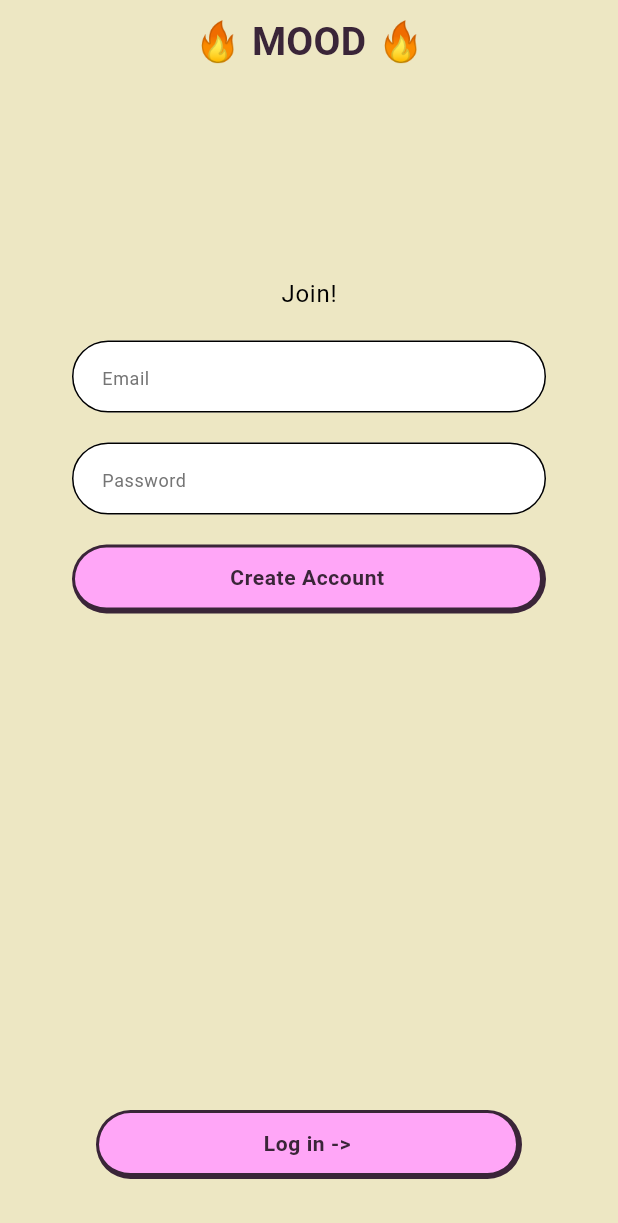
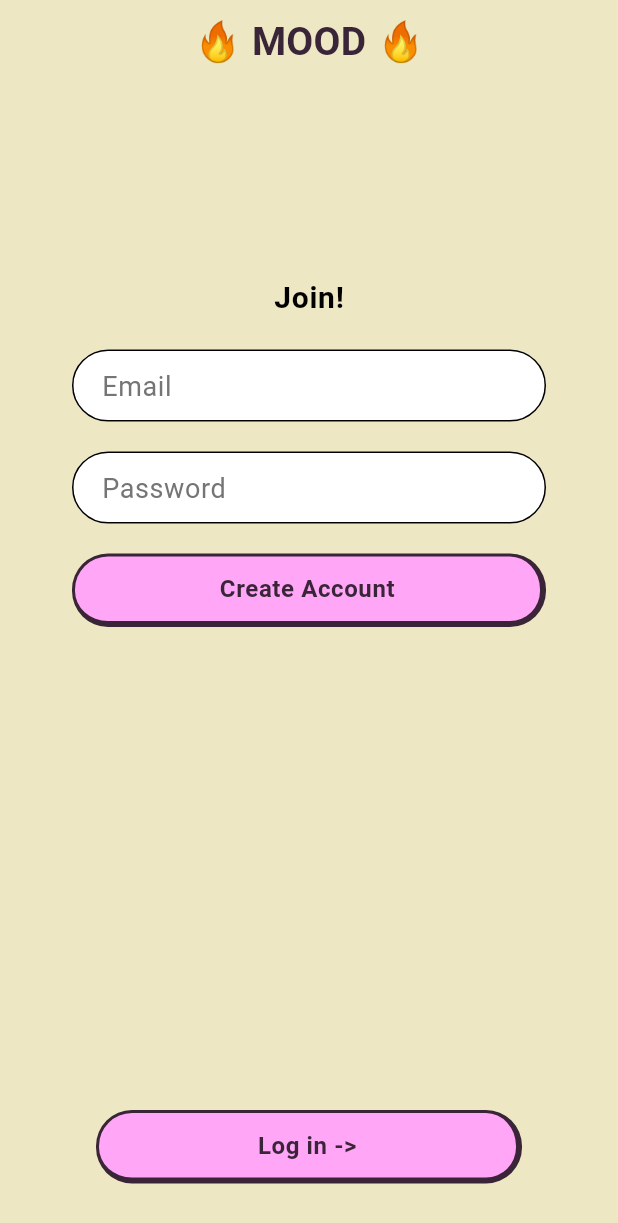
Before and after one commit to generation21/nomadcoder_flutter_final_project2, a Flutter app: the screen it shows after launch, on a phone screen of 412 x 824 dp. Shown: the top 1223 px of the screen. Run offline on Flutter 3.47's test engine with Material 3 defaults, Android fonts, the phone set to English and light mode, and no system bars; our stand-ins replace firebase_core, flutter_riverpod; accounts and stored records are empty.

Commit message:
refactor: update text styles with new font sizes and import Sizes constant

```diff
--- a/lib/core/theme/app_text_styles.dart
+++ b/lib/core/theme/app_text_styles.dart
@@ -1,4 +1,5 @@
 import 'package:flutter/material.dart';
+import 'package:nomadcoder_flutter_final_project2/core/constants/sizes.dart';
 import 'app_colors.dart';
 
 class AppTextStyles {
@@ -41,8 +42,8 @@ class AppTextStyles {
 
   // Body Styles
   static TextStyle get bodyText1 => const TextStyle(
-    fontSize: 16,
-    fontWeight: FontWeight.w400,
+    fontSize: 20,
+    fontWeight: FontWeight.bold,
     letterSpacing: 0.5,
   );
 
@@ -61,7 +62,7 @@ class AppTextStyles {
 
   // Button Style
   static TextStyle get button => const TextStyle(
-    fontSize: 14,
+    fontSize: Sizes.size16,
     fontWeight: FontWeight.bold,
     letterSpacing: 0.4,
     color: AppColors.textPrimary,
@@ -69,7 +70,7 @@ class AppTextStyles {
 
   // Caption Style
   static TextStyle get caption => TextStyle(
-    fontSize: 12,
+    fontSize: Sizes.size18,
     fontWeight: FontWeight.w400,
     letterSpacing: 0.4,
     color: Colors.grey.shade600,
```
